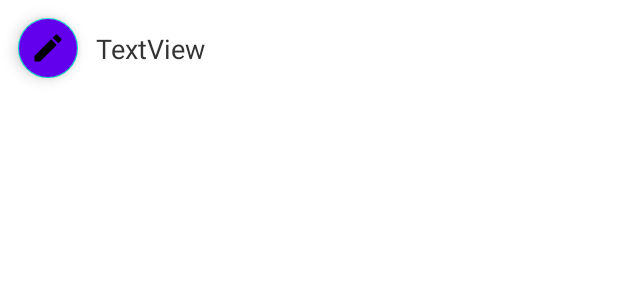
After one commit to vkozhemi/Architecture_Components, an Android app: the layout note_list_item.xml on its own in the app's theme, with its tools: preview values and no code run, on a phone screen of 412 x 824 dp. The commit adds this screen. Shown: the top 300 px of the screen. Run offline under Robolectric (Android 15) with nearby library versions, the phone set to English and light mode, and no system bars.

Commit message:
Add a RecyclerView to the main activity

```diff
--- a/app/src/main/res/layout/content_main.xml
+++ b/app/src/main/res/layout/content_main.xml
@@ -8,7 +8,7 @@
     <androidx.recyclerview.widget.RecyclerView
         android:id="@+id/recycler_view"
         android:layout_width="0dp"
-        android:layout_height="match_parent"
+        android:layout_height="0dp"
 
         android:clickable="true"
         android:focusable="true"
--- /dev/null
+++ b/app/src/main/res/layout/note_list_item.xml
@@ -0,0 +1,39 @@
+<?xml version="1.0" encoding="utf-8"?>
+<androidx.constraintlayout.widget.ConstraintLayout xmlns:android="http://schemas.android.com/apk/res/android"
+    xmlns:app="http://schemas.android.com/apk/res-auto"
+    xmlns:tools="http://schemas.android.com/tools"
+    android:layout_width="match_parent"
+    android:layout_height="wrap_content">
+
+    <com.google.android.material.floatingactionbutton.FloatingActionButton
+        android:id="@+id/fab"
+        android:layout_width="wrap_content"
+        android:layout_height="wrap_content"
+        android:backgroundTint="@color/design_default_color_primary"
+        app:fabSize="mini"
+        android:layout_marginTop="8dp"
+        android:layout_marginBottom="8dp"
+        android:layout_marginStart="8dp"
+        android:layout_marginEnd="8dp"
+        app:layout_constraintBottom_toBottomOf="parent"
+        app:layout_constraintStart_toStartOf="parent"
+        app:layout_constraintTop_toTopOf="parent"
+        app:srcCompat="@drawable/ic_edit" />
+
+    <TextView
+        android:id="@+id/textView"
+        android:layout_width="0dp"
+        android:layout_height="wrap_content"
+        android:layout_margin="8dp"
+        android:layout_marginStart="13dp"
+        android:layout_marginLeft="13dp"
+        android:ellipsize="end"
+        android:maxLines="2"
+        android:text="TextView"
+        android:textColor="@color/list_text_color"
+        android:textSize="@dimen/list_text_size"
+        app:layout_constraintBottom_toBottomOf="parent"
+        app:layout_constraintEnd_toEndOf="parent"
+        app:layout_constraintStart_toEndOf="@+id/fab"
+        app:layout_constraintTop_toTopOf="parent" />
+</androidx.constraintlayout.widget.ConstraintLayout>
--- a/app/src/main/res/values/colors.xml
+++ b/app/src/main/res/values/colors.xml
@@ -7,4 +7,5 @@
     <color name="teal_700">#FF018786</color>
     <color name="black">#FF000000</color>
     <color name="white">#FFFFFFFF</color>
+    <color name="list_text_color">#333</color>
 </resources>
--- a/app/src/main/res/values/dimens.xml
+++ b/app/src/main/res/values/dimens.xml
@@ -1,3 +1,4 @@
 <resources>
     <dimen name="fab_margin">16dp</dimen>
+    <dimen name="list_text_size">18sp</dimen>
 </resources>
```
